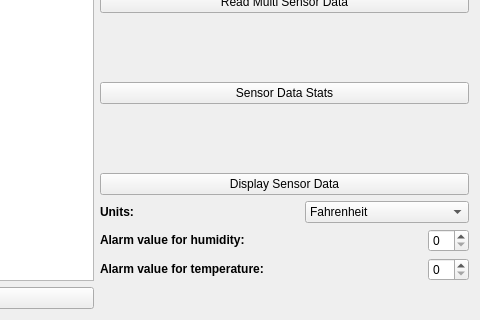
Before: the Qt Designer form devices/humtemp.ui in bezzamlmc/playground, drawn with Qt 5; both pictures show x 287 to 767 and y 111 to 431 of the 767 by 431 pixel window.
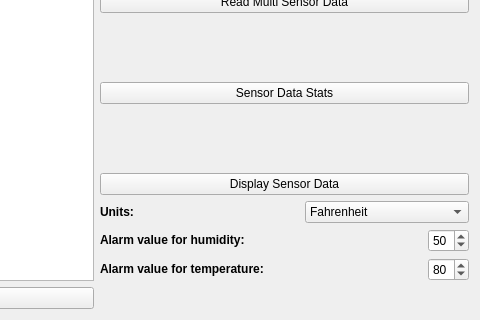
After: the same form once the commit is applied.

Commit message: Read 1 sample implemented

The edit to the form file:
```diff
--- a/devices/humtemp.ui
+++ b/devices/humtemp.ui
@@ -206,7 +206,11 @@
       </spacer>
      </item>
      <item>
-      <widget class="QSpinBox" name="alarmHSB"/>
+      <widget class="QSpinBox" name="alarmHSB">
+       <property name="value">
+        <number>50</number>
+       </property>
+      </widget>
      </item>
     </layout>
    </item>
@@ -233,7 +237,11 @@
       </spacer>
      </item>
      <item>
-      <widget class="QSpinBox" name="alarmTSB"/>
+      <widget class="QSpinBox" name="alarmTSB">
+       <property name="value">
+        <number>80</number>
+       </property>
+      </widget>
      </item>
     </layout>
    </item>
```
Left out of the diff: 6 changed lines with no effect on the pictures. The commit also changes 2 other files.
